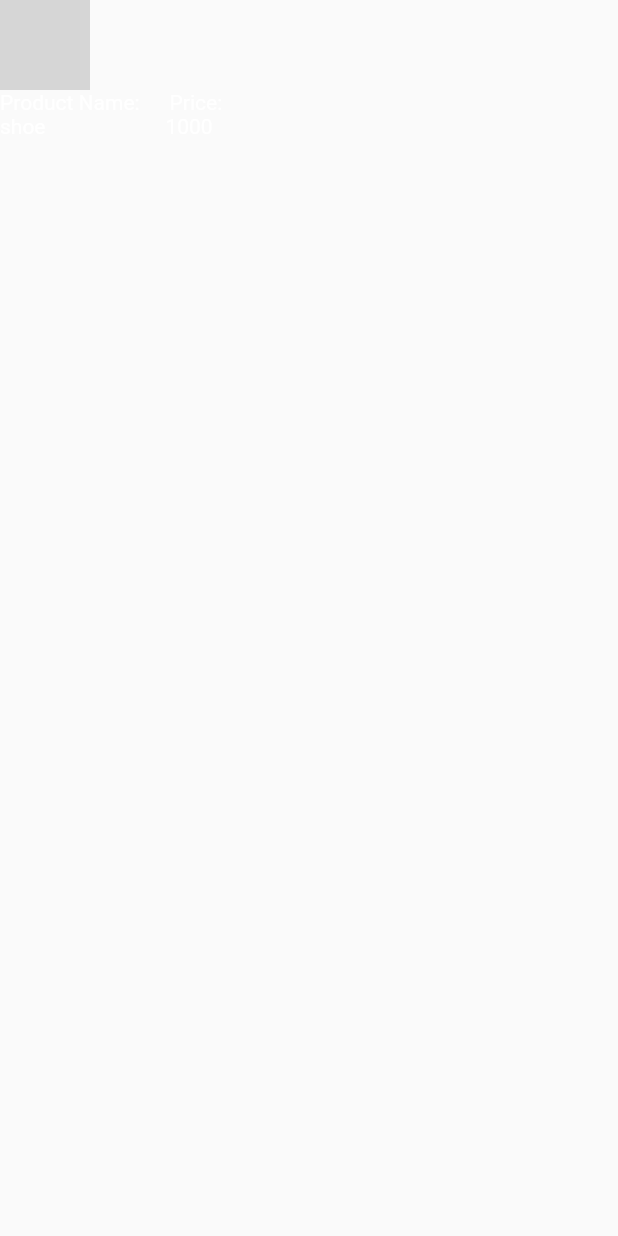
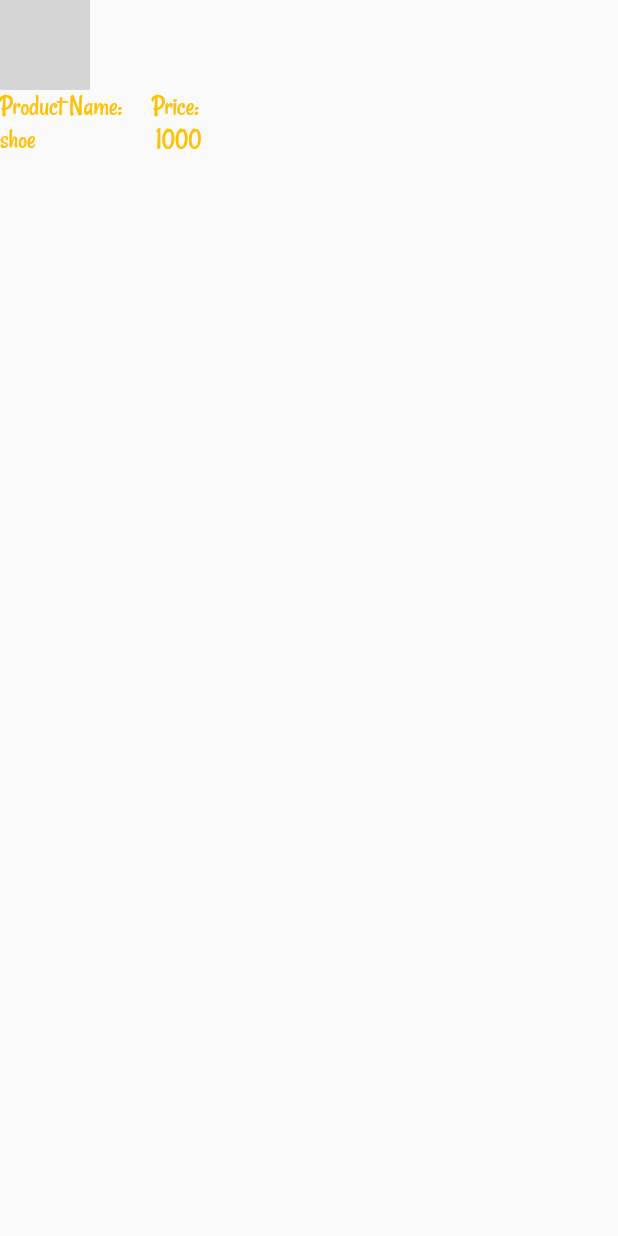
Before and after one commit to Chandresh2702/login-page, a Flutter app: what box_format() shows on an empty page, opened directly, on a phone screen of 412 x 824 dp. Run offline on Flutter 3.47's test engine with Material 2 defaults, Android fonts, the phone set to English and light mode, and no system bars; our stand-ins replace carousel_slider; grey boxes are pictures that could not be loaded.

Commit message:
changes in theme of pages

```diff
--- a/E-xchange/lib/data/data_horizontal_list.dart
+++ b/E-xchange/lib/data/data_horizontal_list.dart
@@ -24,19 +24,26 @@ class _box_formatState extends State<box_format> {
         Row(children: <Widget>[
           Text(
             'Product Name:',
-            style: TextStyle(color: Colors.white),
+            style: TextStyle(
+                color: Colors.amber, fontFamily: 'rancho', fontSize: 18),
           ),
           SizedBox(
             width: 20,
           ),
-          Text('Price:', style: TextStyle(color: Colors.white))
+          Text('Price:',
+              style: TextStyle(
+                  color: Colors.amber, fontFamily: 'rancho', fontSize: 18))
         ]),
         Row(children: <Widget>[
-          Text(widget.Name, style: TextStyle(color: Colors.white)),
+          Text(widget.Name,
+              style: TextStyle(
+                  color: Colors.amber, fontFamily: 'rancho', fontSize: 18)),
           SizedBox(
             width: 80,
           ),
-          Text(widget.price, style: TextStyle(color: Colors.white))
+          Text(widget.price,
+              style: TextStyle(
+                  color: Colors.amber, fontFamily: 'rancho', fontSize: 18))
         ]),
       ],
     );
```
Also changed, not shown: E-xchange/lib/screens/profile.dart (+59 -22 lines).
